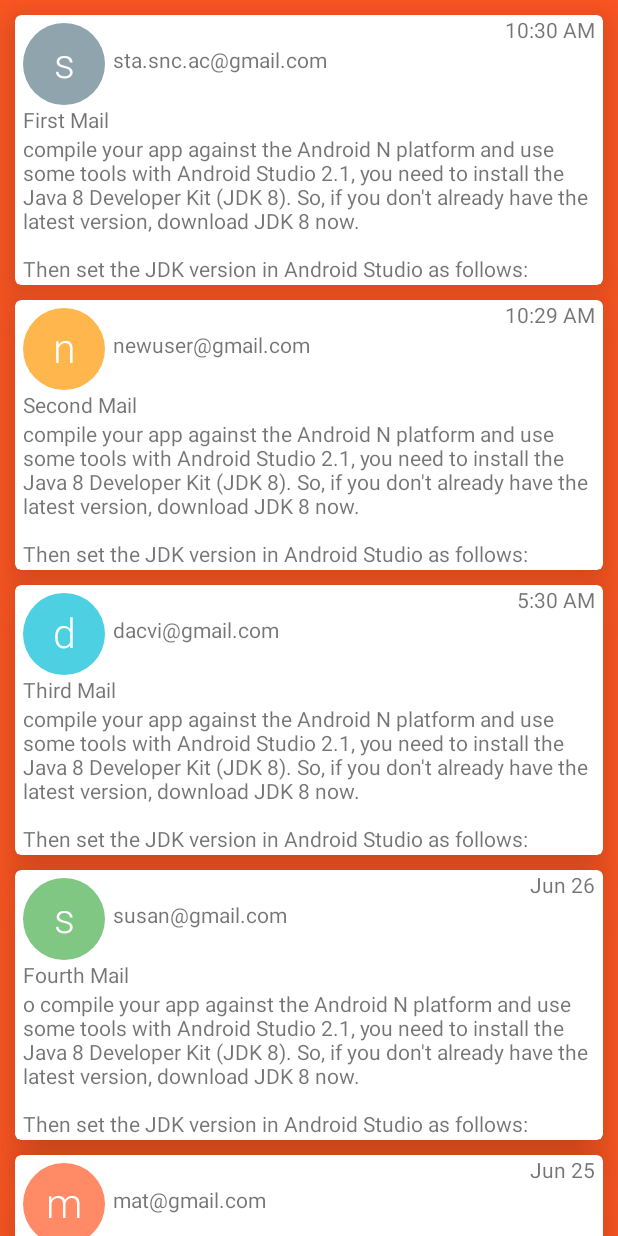
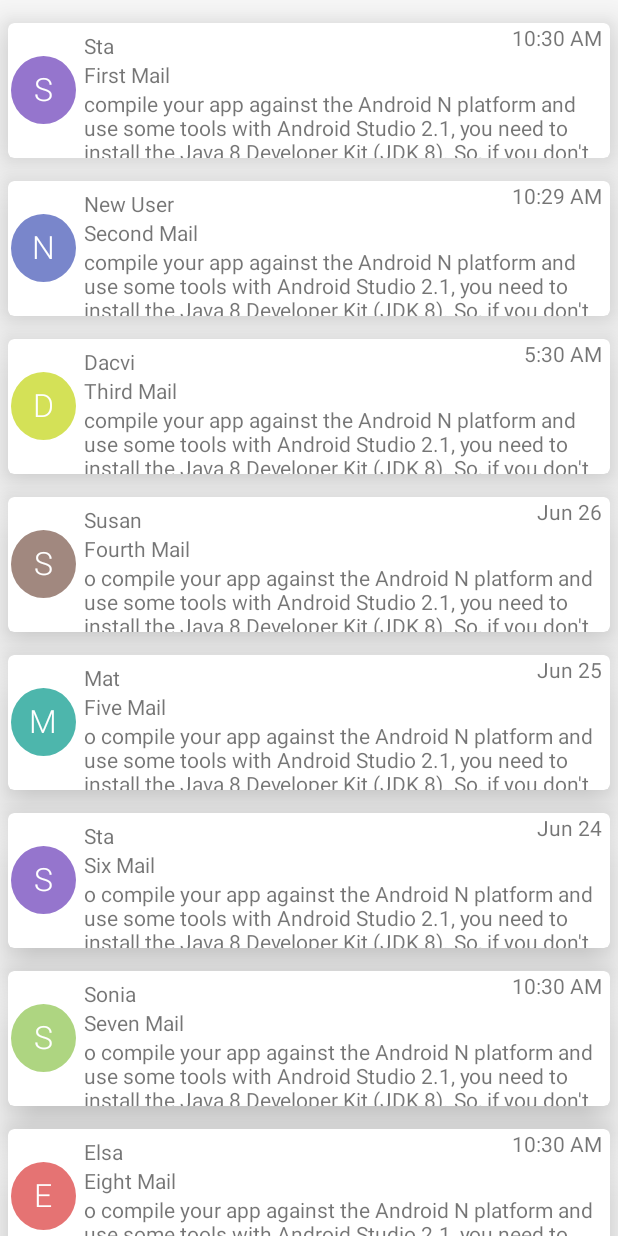
Before and after one commit to ahegde3/naren, an Android app: the screen it shows after launch (MainActivity), on a phone screen of 412 x 824 dp. Run offline under Robolectric (Android 15) with nearby library versions, the phone set to English and light mode, and no system bars.

Commit message:
Updated the Email Labs

```diff
--- a/EmailLabs/app/src/main/java/com/samsung/android/email/model/SampleData.java
+++ b/EmailLabs/app/src/main/java/com/samsung/android/email/model/SampleData.java
@@ -10,7 +10,7 @@ public class SampleData {
         Email[] emails = new Email[10];
 
         Email email1 = new Email();
-        email1.setmFromAddress("sta.snc.ac@gmail.com");
+        email1.setmFromAddress("Sta");
         email1.setmSubject("First Mail");
         email1.setmBody("compile your app against the Android N platform and use some tools with Android Studio 2.1, you need to install the Java 8 Developer Kit (JDK 8). So, if you don't already have the latest version, download JDK 8 now.\n" +
                 "\n" +
@@ -22,7 +22,7 @@ public class SampleData {
         emails[0] = email1;
 
         Email email2 = new Email();
-        email2.setmFromAddress("newuser@gmail.com");
+        email2.setmFromAddress("New User");
         email2.setmSubject("Second Mail");
         email2.setmBody("compile your app against the Android N platform and use some tools with Android Studio 2.1, you need to install the Java 8 Developer Kit (JDK 8). So, if you don't already have the latest version, download JDK 8 now.\n" +
                 "\n" +
@@ -34,7 +34,7 @@ public class SampleData {
         emails[1] = email2;
 
         Email email3 = new Email();
-        email3.setmFromAddress("dacvi@gmail.com");
+        email3.setmFromAddress("Dacvi");
         email3.setmSubject("Third Mail");
         email3.setmBody("compile your app against the Android N platform and use some tools with Android Studio 2.1, you need to install the Java 8 Developer Kit (JDK 8). So, if you don't already have the latest version, download JDK 8 now.\n" +
                 "\n" +
@@ -46,7 +46,7 @@ public class SampleData {
         emails[2] = email3;
 
         Email email4 = new Email();
-        email4.setmFromAddress("susan@gmail.com");
+        email4.setmFromAddress("Susan");
         email4.setmSubject("Fourth Mail");
         email4.setmBody("o compile your app against the Android N platform and use some tools with Android Studio 2.1, you need to install the Java 8 Developer Kit (JDK 8). So, if you don't already have the latest version, download JDK 8 now.\n" +
                 "\n" +
@@ -58,7 +58,7 @@ public class SampleData {
         emails[3] = email4;
 
         Email email5 = new Email();
-        email5.setmFromAddress("mat@gmail.com");
+        email5.setmFromAddress("Mat");
         email5.setmSubject("Five Mail");
         email5.setmBody("o compile your app against the Android N platform and use some tools with Android Studio 2.1, you need to install the Java 8 Developer Kit (JDK 8). So, if you don't already have the latest version, download JDK 8 now.\n" +
                 "\n" +
@@ -70,7 +70,7 @@ public class SampleData {
         emails[4] = email5;
 
         Email email6 = new Email();
-        email6.setmFromAddress("sta.snc.ac@gmail.com");
+        email6.setmFromAddress("Sta");
         email6.setmSubject("Six Mail");
         email6.setmBody("o compile your app against the Android N platform and use some tools with Android Studio 2.1, you need to install the Java 8 Developer Kit (JDK 8). So, if you don't already have the latest version, download JDK 8 now.\n" +
                 "\n" +
@@ -82,7 +82,7 @@ public class SampleData {
         emails[5] = email6;
 
         Email email7 = new Email();
-        email7.setmFromAddress("sonia@gmail.com");
+        email7.setmFromAddress("Sonia");
         email7.setmSubject("Seven Mail");
         email7.setmBody("o compile your app against the Android N platform and use some tools with Android Studio 2.1, you need to install the Java 8 Developer Kit (JDK 8). So, if you don't already have the latest version, download JDK 8 now.\n" +
                 "\n" +
@@ -94,7 +94,7 @@ public class SampleData {
         emails[6] = email7;
 
         Email email8 = new Email();
-        email8.setmFromAddress("elsa@gmail.com");
+        email8.setmFromAddress("Elsa");
         email8.setmSubject("Eight Mail");
         email8.setmBody("o compile your app against the Android N platform and use some tools with Android Studio 2.1, you need to install the Java 8 Developer Kit (JDK 8). So, if you don't already have the latest version, download JDK 8 now.\n" +
                 "\n" +
@@ -106,7 +106,7 @@ public class SampleData {
         emails[7] = email8;
 
         Email email9 = new Email();
-        email9.setmFromAddress("naren@gmail.com");
+        email9.setmFromAddress("Naren");
         email9.setmSubject("Nine Mail");
         email9.setmBody("o compile your app against the Android N platform and use some tools with Android Studio 2.1, you need to install the Java 8 Developer Kit (JDK 8). So, if you don't already have the latest version, download JDK 8 now.\n" +
                 "\n" +
@@ -118,7 +118,7 @@ public class SampleData {
         emails[8] = email9;
 
         Email email10 = new Email();
-        email10.setmFromAddress("sta.snc.ac@gmail.com");
+        email10.setmFromAddress("Sta");
         email10.setmSubject("Ten Mail");
         email10.setmBody("o compile your app against the Android N platform and use some tools with Android Studio 2.1, you need to install the Java 8 Developer Kit (JDK 8). So, if you don't already have the latest version, download JDK 8 now.\n" +
                 "\n" +
--- a/EmailLabs/app/src/main/res/layout/activity_list_item.xml
+++ b/EmailLabs/app/src/main/res/layout/activity_list_item.xml
@@ -1,34 +1,46 @@
 <?xml version="1.0" encoding="utf-8"?>
 <android.support.v7.widget.CardView xmlns:android="http://schemas.android.com/apk/res/android"
     android:layout_width="match_parent"
-    android:layout_height="180dp"
+    android:layout_height="90dp"
     android:layout_gravity="center"
-    android:layout_marginTop="10dp"
-    android:layout_marginLeft="10dp"
-    android:layout_marginRight="10dp"
+    android:layout_marginTop="15dp"
+    android:layout_marginLeft="5dp"
+    android:layout_marginRight="5dp"
     xmlns:app="http://schemas.android.com/apk/res-auto"
     app:cardElevation="20dp"
     app:cardCornerRadius="4dp">
+    <LinearLayout
+        android:layout_width="wrap_content"
+        android:layout_height="wrap_content"
+        android:orientation="horizontal">
+
         <RelativeLayout
+            android:id="@+id/image_layout"
             android:layout_width="match_parent"
-        android:layout_height="match_parent">
+            android:layout_height="match_parent"
+            >
 
             <ImageView
                 android:id="@+id/from_address_image_view"
-            android:layout_width="60dp"
-            android:layout_height="60dp"
-            android:paddingLeft="5dp"
-            android:paddingTop="5dp"
-            android:gravity="left"/>
+                android:layout_width="45dp"
+                android:layout_height="45dp"
+                android:layout_centerVertical="true"
+                android:paddingLeft="2dp"
+                />
+        </RelativeLayout>
+
+        <RelativeLayout
+            android:layout_width="match_parent"
+            android:layout_height="match_parent"
+            >
 
             <TextView
                 android:id="@+id/from_address_label"
                 android:layout_width="wrap_content"
                 android:layout_height="wrap_content"
-            android:layout_toRightOf="@id/from_address_image_view"
                 android:text="address"
                 android:paddingLeft="5dp"
-            android:paddingTop="20dp"
+                android:paddingTop="5dp"
                 android:gravity="left"/>
             <TextView
                 android:id="@+id/date_label"
@@ -45,7 +57,7 @@
                 android:layout_width="wrap_content"
                 android:layout_height="wrap_content"
                 android:paddingLeft="5dp"
-            android:layout_below="@id/from_address_image_view"
+                android:layout_below="@id/from_address_label"
                 android:text="subject"/>
 
             <TextView
@@ -56,9 +68,8 @@
                 android:paddingLeft="5dp"
                 android:layout_height="wrap_content"
                 android:text="body"/>
+        </RelativeLayout>
+    </LinearLayout>
 
 
-
-    </RelativeLayout>
-
 </android.support.v7.widget.CardView>
--- a/EmailLabs/app/src/main/res/layout/activity_main_recycler_list.xml
+++ b/EmailLabs/app/src/main/res/layout/activity_main_recycler_list.xml
@@ -3,7 +3,7 @@
     android:orientation="vertical"
     android:layout_width="match_parent"
     android:layout_height="match_parent"
-    android:background="@color/colorPrimary">
+    android:background="@color/bg_color">
 
     <android.support.v7.widget.RecyclerView
         android:id="@+id/main_recycler_view"
--- a/EmailLabs/app/src/main/res/values/colors.xml
+++ b/EmailLabs/app/src/main/res/values/colors.xml
@@ -1,11 +1,12 @@
 <?xml version="1.0" encoding="utf-8"?>
 <resources>
-    <color name="colorPrimary">#FF5722</color>
-    <color name="colorPrimaryDark">#E64A19</color>
+    <color name="colorPrimary">#BDBDBD</color>
+    <color name="colorPrimaryDark">#BDBDBD</color>
     <color name="colorPrimaryLight">#FFCCBC</color>
     <color name="colorAccent">#FFC107</color>
     <color name="primary_text">#212121</color>
     <color name="secondary_text">#727272</color>
     <color name="icons">#FFFFFF</color>
     <color name="divider">#B6B6B6</color>
+    <color name="bg_color">#FAFAFA</color>
 </resources>
```
Also changed, not shown: 1 other file. Lines whose indentation alone changed are shown as unchanged.
